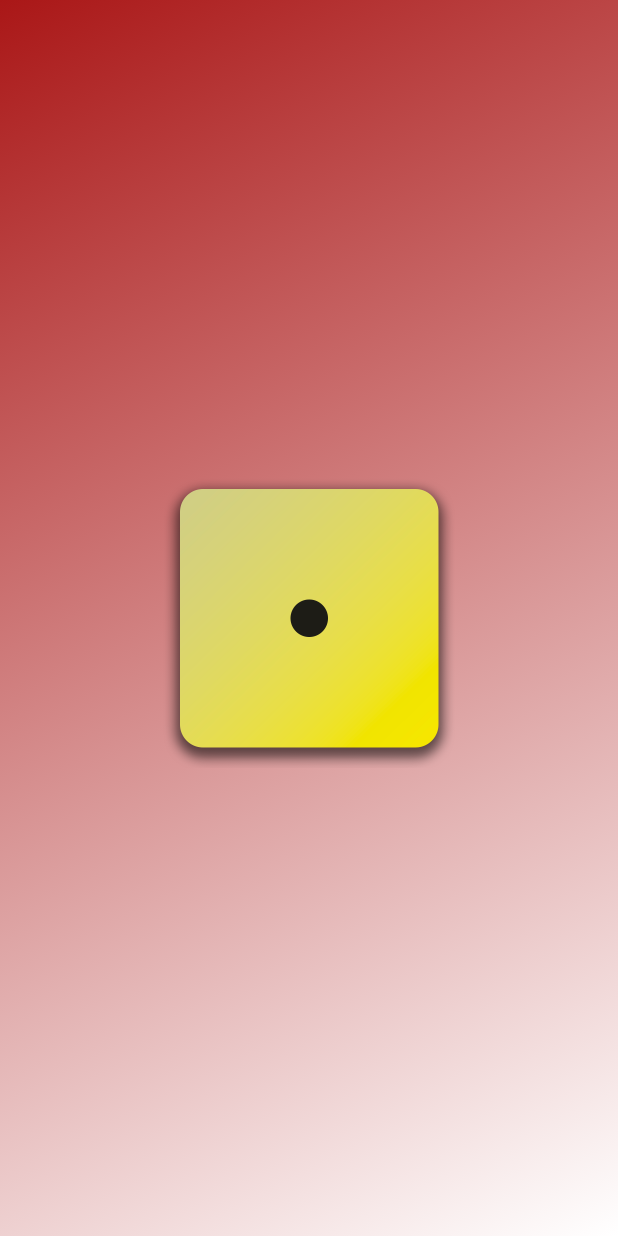
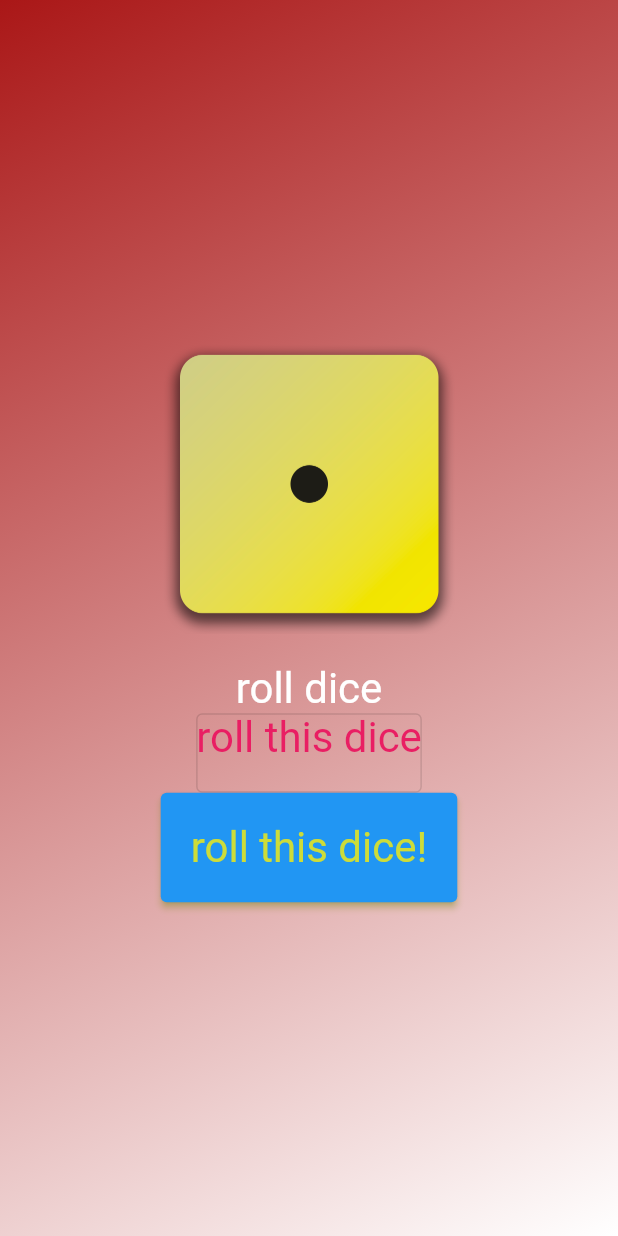
Before and after one commit to yi-yang18/Enstar, a Flutter app: the screen it shows after launch, on a phone screen of 412 x 824 dp. Run offline on Flutter 3.47's test engine with Material 2 defaults, Android fonts, the phone set to English and light mode, and no system bars.

Commit message:
the end of dice project

```diff
--- /dev/null
+++ b/my_first_flutter_app/lib/dice_roller.dart
@@ -0,0 +1,70 @@
+import 'package:flutter/material.dart';
+import 'dart:math';
+
+final randomizer = Random();
+
+class DiceRoller extends StatefulWidget {
+  // const DiceRoller({super.key});
+  const DiceRoller({key}) : super(key: key);
+  @override
+  //the createStae() function
+  State<DiceRoller> createState() {
+    return _DiceRollerState();
+  }
+}
+
+class _DiceRollerState extends State<DiceRoller> {
+  var activeDiceImage = 'assets/images/dice-1.png';
+  void rollDice() {
+    setState(
+      () {
+        var diceRoll = randomizer.nextInt(5) + 1;
+        activeDiceImage = 'assets/images/dice-$diceRoll.png';
+      },
+    );
+  }
+
+  @override
+  Widget build(BuildContext context) {
+    return Column(
+      mainAxisSize: MainAxisSize.min,
+      children: [
+        Image.asset(
+          activeDiceImage,
+          width: 200,
+        ),
+        // const SizedBox(height: 20),
+        TextButton(
+          onPressed: rollDice,
+          style: TextButton.styleFrom(
+              foregroundColor: Colors.white,
+              textStyle: const TextStyle(fontSize: 28),
+              padding: const EdgeInsets.only(top: 20)),
+          child: const Text('roll dice'),
+        ),
+        OutlinedButton(
+          onPressed: rollDice,
+          style: OutlinedButton.styleFrom(
+            foregroundColor: Colors.pink,
+            textStyle: const TextStyle(fontSize: 28),
+            padding: const EdgeInsets.only(bottom: 20),
+          ),
+          child: const Text('roll this dice'),
+        ),
+        ElevatedButton(
+          onPressed: rollDice,
+          style: ElevatedButton.styleFrom(
+            foregroundColor: Colors.lime,
+            shadowColor: Colors.lime,
+            textStyle: const TextStyle(fontSize: 28),
+            padding: const EdgeInsets.all(20),
+          ),
+          child: const Text(
+            'roll this dice!',
+            textAlign: TextAlign.start,
+          ),
+        )
+      ],
+    );
+  }
+}
--- a/my_first_flutter_app/lib/gradient_container.dart
+++ b/my_first_flutter_app/lib/gradient_container.dart
@@ -1,5 +1,6 @@
 import 'package:flutter/material.dart';
 import 'package:my_first_flutter_app/styled_text.dart';
+import 'package:my_first_flutter_app/dice_roller.dart';
 
 const startAlignment = Alignment.topLeft;
 var endAlignment = Alignment.bottomRight;
@@ -18,12 +19,20 @@ class GradientContainer extends StatelessWidget {
           const Color.fromARGB(255, 170, 23, 23),
           const Color.fromARGB(255, 255, 255, 255),
         ];
+  //anthor format
+  // GradientContainer.blackToWhite({Key? key})
+  //   : colorList = [
+  //       const Color.fromARGB(255, 170, 23, 23),
+  //       const Color.fromARGB(255, 255, 255, 255),
+  //     ],
+  //     super(key: key);//here, the second key is the variable that i defined above {Key? key}
 
   // const GradientContainer.blackToWhite({super.key})
   //     : color1 = Colors.black,
   //       color2 = Colors.white;
 
   final List<Color> colorList;
+
   // final Color color1;
   // final Color color2;
 
@@ -38,10 +47,7 @@ class GradientContainer extends StatelessWidget {
         ),
       ),
       child: Center(
-        child: Image.asset(
-          'assets/images/dice-1.png',
-          width: 200,
-        ),
+        child: DiceRoller(),
       ),
     );
   }
```
